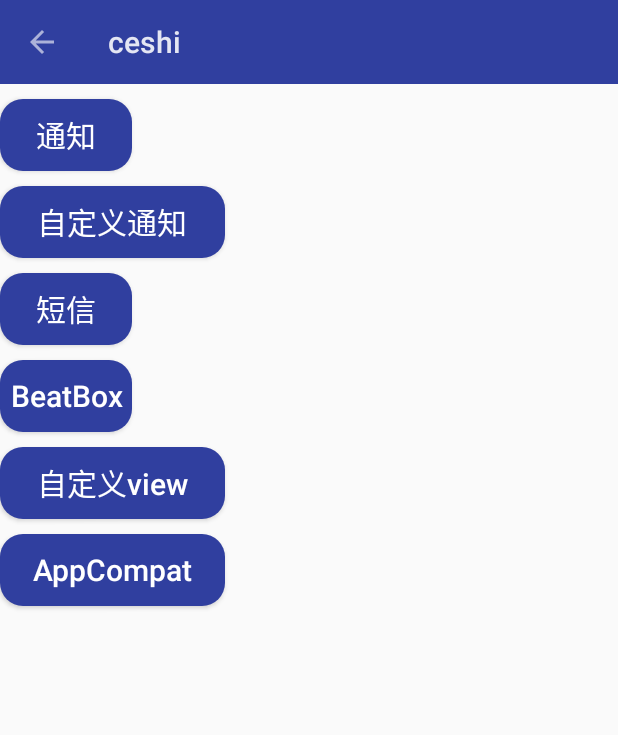
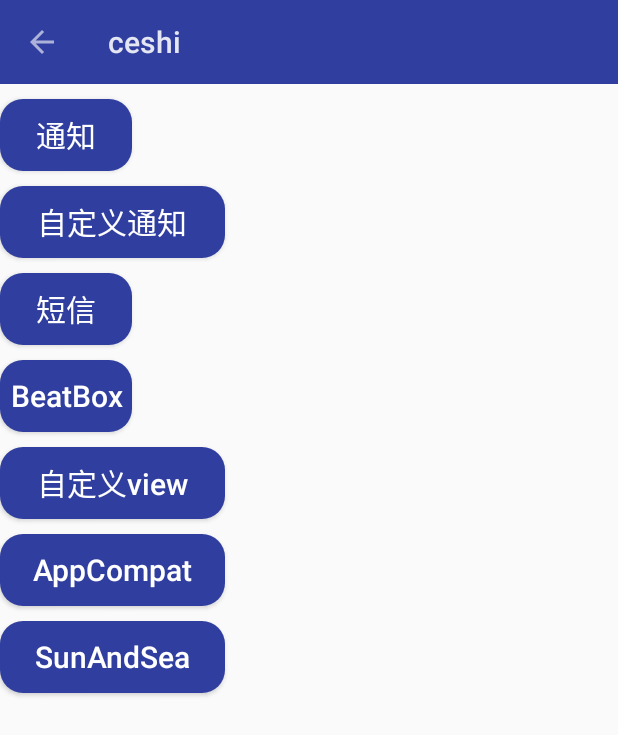
Before and after one commit to yangnyear/Medias, an Android app: the screen it shows after launch (MainActivity), on a phone screen of 412 x 824 dp. Shown: the top 735 px of the screen. Run offline under Robolectric (Android 15) with nearby library versions, the phone set to English and light mode, and no system bars.

Commit message:
属性动画

```diff
--- a/app/src/main/AndroidManifest.xml
+++ b/app/src/main/AndroidManifest.xml
@@ -35,6 +35,8 @@
         </activity>
         <activity android:name=".view.activity.PhotoGalleryActivity">
         </activity>
+        <activity android:name=".view.activity.SunSetActivity">
+        </activity>
     </application>
 
 </manifest>
--- a/app/src/main/java/com/swpuiot/medias/view/activity/MainActivity.java
+++ b/app/src/main/java/com/swpuiot/medias/view/activity/MainActivity.java
@@ -26,6 +26,7 @@ public class MainActivity extends AppCompatActivity implements View.OnClickListe
     private Button beatBoxButton;
     private Button dragAndDrawButton;
     private Button myAppcompatButton;
+    private Button sunAndSeaButton;
 
     private NotificationManager mNotificationManager;
     private Notification mNotification;
@@ -43,6 +44,7 @@ public class MainActivity extends AppCompatActivity implements View.OnClickListe
         beatBoxButton.setOnClickListener(this);
         dragAndDrawButton.setOnClickListener(this);
         myAppcompatButton.setOnClickListener(this);
+        sunAndSeaButton.setOnClickListener(this);
     }
 
     public void inite() {
@@ -56,6 +58,7 @@ public class MainActivity extends AppCompatActivity implements View.OnClickListe
         beatBoxButton= (Button) findViewById(R.id.bt_beatbox);
         dragAndDrawButton= (Button) findViewById(R.id.bt_draganddraw);
         myAppcompatButton= (Button) findViewById(R.id.bt_myappcompat);
+        sunAndSeaButton= (Button) findViewById(R.id.bt_sunandsea);
 
         mNotificationManager = (NotificationManager) getSystemService(NOTIFICATION_SERVICE);
     }
@@ -84,6 +87,10 @@ public class MainActivity extends AppCompatActivity implements View.OnClickListe
                 break;
             case R.id.bt_myappcompat:
                 intent=new Intent(MainActivity.this,PhotoGalleryActivity.class);
+                mPresenter.startActivity(intent);
+                break;
+            case R.id.bt_sunandsea:
+                intent=new Intent(MainActivity.this,SunSetActivity.class);
                 mPresenter.startActivity(intent);
         }
     }
--- /dev/null
+++ b/app/src/main/res/drawable/sun.xml
@@ -0,0 +1,6 @@
+<?xml version="1.0" encoding="utf-8"?>
+<shape xmlns:android="http://schemas.android.com/apk/res/android"
+  android:shape="oval">
+    <solid android:color="@color/bright_sun"/>
+
+</shape>
--- a/app/src/main/res/layout/activity_main.xml
+++ b/app/src/main/res/layout/activity_main.xml
@@ -76,6 +76,16 @@
         android:text="AppCompat"
         android:textColor="#fff"
         android:textSize="20sp"/>
+    <Button
+        android:id="@+id/bt_sunandsea"
+        android:layout_width="150dp"
+        android:layout_height="48dp"
+        android:layout_marginTop="10dp"
+        android:textAllCaps="false"
+        android:background="@drawable/buttonshape"
+        android:text="SunAndSea"
+        android:textColor="#fff"
+        android:textSize="20sp"/>
 
 
 </LinearLayout>
--- a/app/src/main/res/values/colors.xml
+++ b/app/src/main/res/values/colors.xml
@@ -3,4 +3,10 @@
     <color name="colorPrimary">#3F51B5</color>
     <color name="colorPrimaryDark">#303F9F</color>
     <color name="colorAccent">#FF4081</color>
+
+    <color name="bright_sun">#fcfcb7</color>
+    <color name="blue_sky">#1e7ac7</color>
+    <color name="sunset_sky">#ec8188</color>
+    <color name="night_sky">#05192e</color>
+    <color name="sea">#224869</color>
 </resources>
```
Also changed, not shown: app/src/main/java/com/swpuiot/medias/view/activity/SunSetActivity.java (added, +30 -0 lines), app/src/main/res/layout/activity_sun_set2.xml (added, +39 -0 lines), app/src/main/res/layout/activity_my_app_compay.xml (indentation only).
